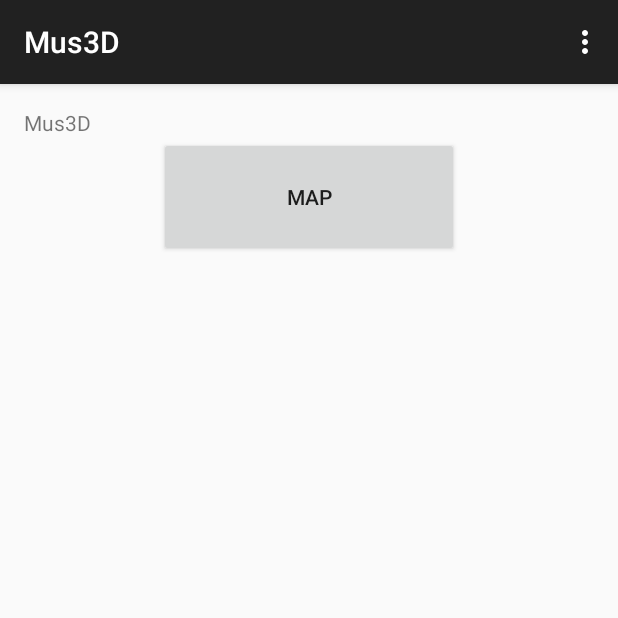
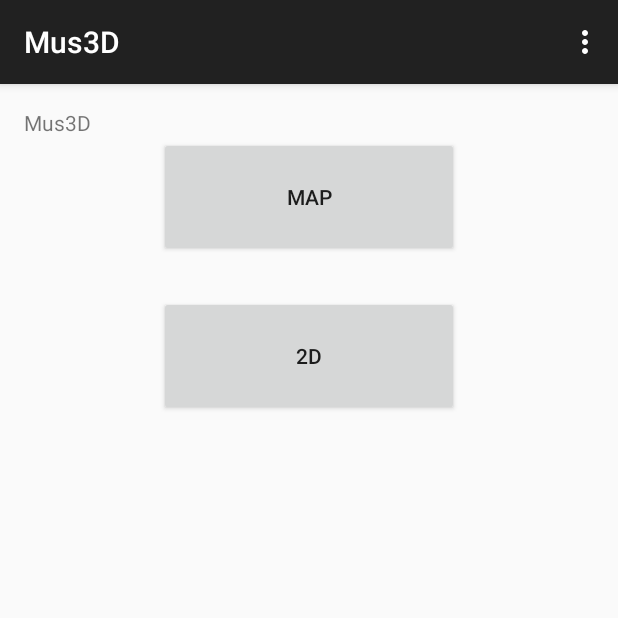
Before and after one commit to 0868307/Project78, an Android app: the screen it shows after launch (MainActivity), on a phone screen of 412 x 824 dp, the top half of it. Run offline under Robolectric (Android 15) with nearby library versions, the phone set to English and light mode, and no system bars.

Commit message:
Eerste versie met openGL 2.0

```diff
--- a/Mus3D/app/build.gradle
+++ b/Mus3D/app/build.gradle
@@ -6,7 +6,7 @@ android {
 
     defaultConfig {
         applicationId "mus3d.resist.com.mus3d"
-        minSdkVersion 16
+        minSdkVersion 15
         targetSdkVersion 21
         versionCode 1
         versionName "1.0"
--- a/Mus3D/app/src/main/AndroidManifest.xml
+++ b/Mus3D/app/src/main/AndroidManifest.xml
@@ -8,6 +8,7 @@
     <uses-permission android:name="android.permission.ACCESS_COARSE_LOCATION" />
     <uses-permission android:name="android.permission.ACCESS_FINE_LOCATION" />
     <uses-permission android:name="android.permission.ACCESS_WIFI_STATE" />
+    <uses-feature android:glEsVersion="0x00020000" android:required="true" />
 
     <application
         android:allowBackup="true"
@@ -41,5 +42,4 @@
             </intent-filter>
         </activity>
     </application>
-
 </manifest>
--- a/Mus3D/app/src/main/java/mus3d/resist/com/mus3d/MainActivity.java
+++ b/Mus3D/app/src/main/java/mus3d/resist/com/mus3d/MainActivity.java
@@ -1,6 +1,7 @@
 package mus3d.resist.com.mus3d;
 
 import android.content.Intent;
+import android.opengl.GLSurfaceView;
 import android.os.Bundle;
 import android.support.v7.app.ActionBarActivity;
 import android.view.Menu;
@@ -19,6 +20,7 @@ import mus3d.resist.com.mus3d.mapobjecten.ObjectLoader;
 
 public class MainActivity extends ActionBarActivity {
     private static List<JSONObject> objectJSON = null;
+    GISurfaceView giSurfaceView;
 
 	public static void setObjectJSON(List<JSONObject> list) {
 		objectJSON = list;
@@ -56,4 +58,9 @@ public class MainActivity extends ActionBarActivity {
         Intent intent = new Intent(this, Map.class);
         startActivity(intent);
     }
+
+    public void teken_2D(View view){
+        giSurfaceView = new GISurfaceView(this);
+        setContentView(giSurfaceView);
+    }
 }
--- a/Mus3D/app/src/main/res/layout/activity_main.xml
+++ b/Mus3D/app/src/main/res/layout/activity_main.xml
@@ -17,4 +17,15 @@
         android:layout_centerHorizontal="true"
         android:text="Map"
         android:onClick="btn_map"/>
+
+    <Button
+        android:id="@+id/teken_2D"
+        android:layout_width="200dp"
+        android:layout_height="80dp"
+        android:text="2D"
+        android:onClick="teken_2D"
+        android:layout_marginTop="26dp"
+        android:layout_below="@+id/btn_map"
+        android:layout_alignLeft="@+id/btn_map"
+        android:layout_alignStart="@+id/btn_map" />
 </RelativeLayout>
--- a/Mus3D/app/src/main/res/values/strings.xml
+++ b/Mus3D/app/src/main/res/values/strings.xml
@@ -4,4 +4,5 @@
     <string name="hello_world">Hello world!</string>
     <string name="action_settings">Settings</string>
     <string name="title_activity_map">map</string>
+    <string name="title_2d">2D</string>
 </resources>
```
Also changed, not shown: Mus3D/app/src/main/java/mus3d/resist/com/mus3d/GISurfaceView.java (added, +62 -0 lines), Mus3D/app/src/main/res/layout/activity_2d.xml (added, +8 -0 lines).
